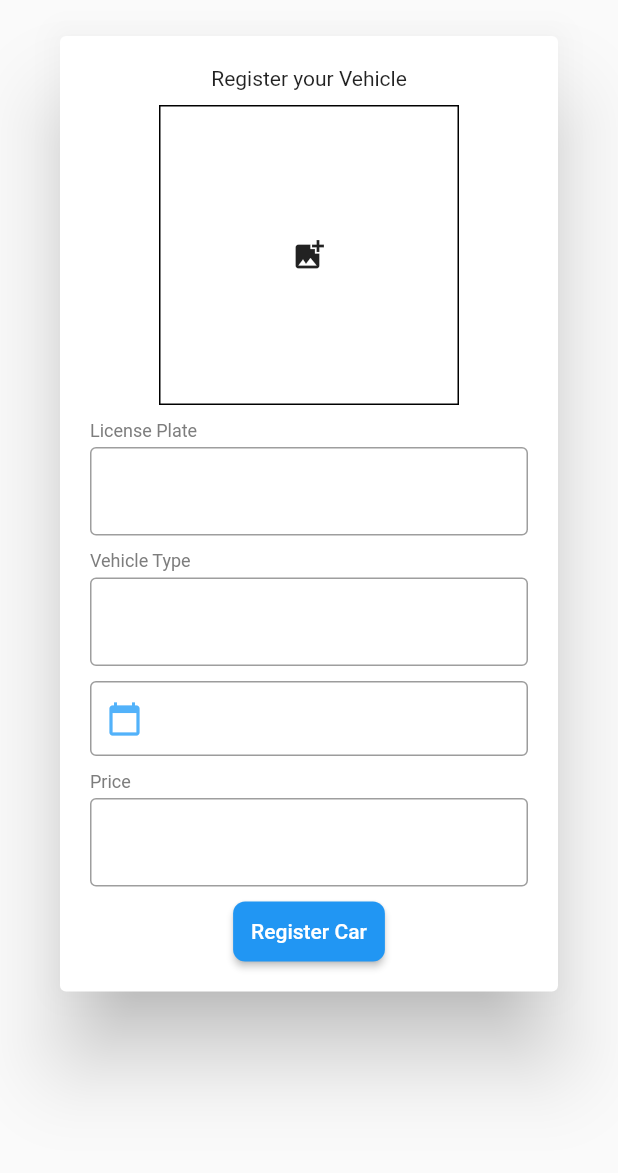
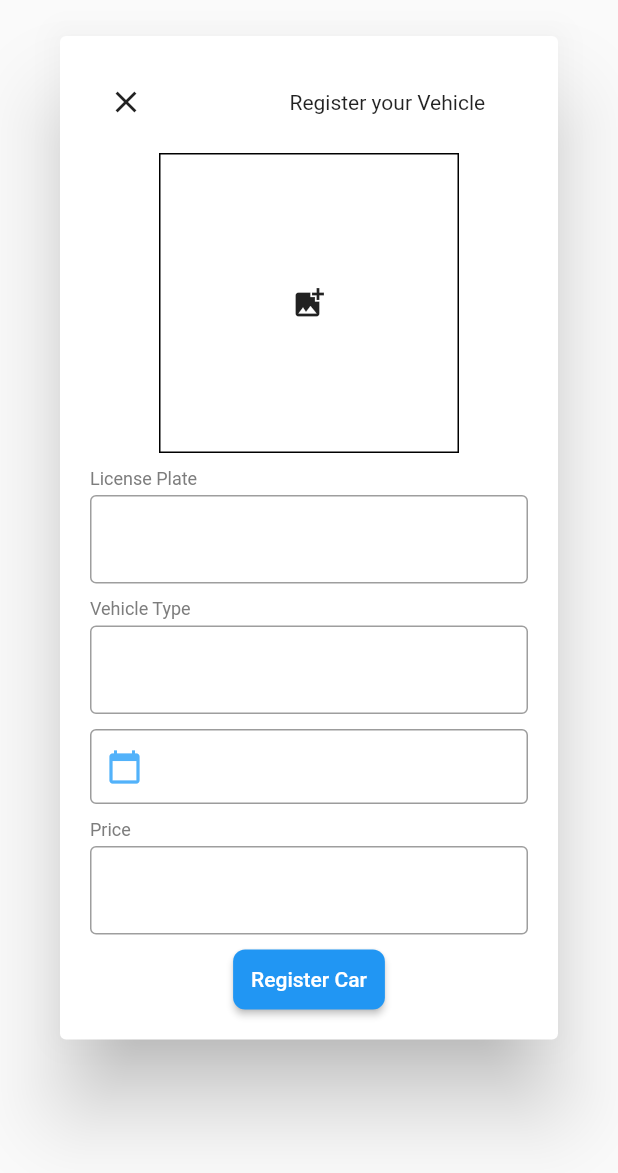
Before and after one commit to igotjulius/joiner_2, a Flutter app: the AddCarModal widget shown alone on an empty page, opened directly, on a phone screen of 412 x 824 dp. Shown: the top 1173 px of the screen. Run offline on Flutter 3.47's test engine with Material 2 defaults, Android fonts, the light colour scheme and no system bars; drawn by our look-alikes of auto_size_text; our stand-ins replace dio, dropdown_button2, firebase_core, firebase_storage, font_awesome_flutter, from_css_color and 7 more; missing offline and left inert: dart:html, json_path; accounts and stored records are empty; generated files the repository leaves out were written again; network calls fail; Roboto replaces fonts that are missing (Roboto Flex).

Commit message:
Minor Changes

```diff
--- a/lib/components/cra/add_car_widget.dart
+++ b/lib/components/cra/add_car_widget.dart
@@ -2,7 +2,6 @@ import 'dart:convert';
 import 'dart:io';
 import 'package:flutter/material.dart';
 import 'package:flutter/services.dart';
-import 'package:image_picker/image_picker.dart';
 import 'package:joiner_1/components/cra/add_car_model.dart';
 import 'package:joiner_1/flutter_flow/flutter_flow_util.dart';
 import 'package:joiner_1/flutter_flow/flutter_flow_widgets.dart';
@@ -10,9 +9,7 @@ import 'package:joiner_1/models/car_model.dart';
 import '../../controllers/cra_controller.dart';
 import '../../flutter_flow/flutter_flow_theme.dart';
 import '../../widgets/atoms/text_input.dart';
-import 'dart:typed_data';
 import 'dart:html' as html;
-import 'package:image_picker_web/image_picker_web.dart';
 
 class AddCarModal extends StatefulWidget {
   const AddCarModal({super.key});
@@ -65,7 +62,17 @@ class _AddCarModalState extends State<AddCarModal> {
           child: Center(
             child: Column(
               children: [
-                Text('Register your Vehicle'),
+                Row(
+                  children: [
+                    CloseButton(
+                      onPressed: () async {Navigator.pop(context);},
+                    ),
+                    SizedBox(
+                      width: 85,
+                    ),
+                    Text('Register your Vehicle'),
+                  ],
+                ),
                 GestureDetector(
                   onTap: _pickImage,
                   child: Container(
```
